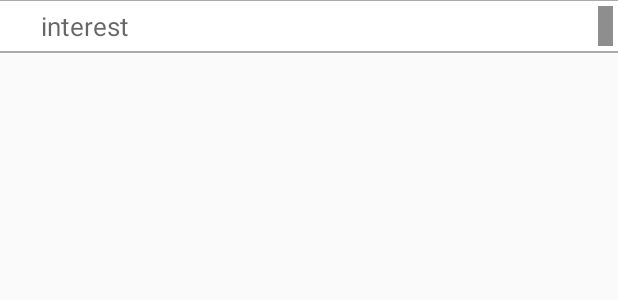
After one commit to NiklasJonsson6/Untitled, an Android app: the layout activity_interests_list.xml on its own in the app's theme, with its tools: preview values and no code run, on a phone screen of 412 x 824 dp. The commit adds this screen. Shown: the top 300 px of the screen. Run offline under Robolectric (Android 15) with nearby library versions, the light colour scheme and no system bars.

Commit message:
Added list view of interets in matching profile

```diff
--- a/app/MeetASweedt/app/src/main/java/com/untitledapps/meetasweedt/MatchViewAdapter.java
+++ b/app/MeetASweedt/app/src/main/java/com/untitledapps/meetasweedt/MatchViewAdapter.java
@@ -13,6 +13,7 @@ import android.view.View.OnClickListener;
 import android.view.ViewGroup;
 import android.widget.BaseAdapter;
 import android.widget.ImageView;
+import android.widget.ListView;
 import android.widget.RelativeLayout;
 import android.widget.TextView;
 import android.widget.Toast;
@@ -107,6 +108,8 @@ public class MatchViewAdapter extends BaseAdapter {
                 ((TextView) temp.getChildAt(4)).setText(Integer.toString((int)(result.get(position).getMatchScore(matchingPerson)*100)) + "%");
                 ((TextView) temp.getChildAt(1)).setText(Float.toString(result.get(position).getDistanceTo(matchingPerson)) + "Km");
                 ((TextView) temp.getChildAt(3)).setText(result.get(position).getName());
+                ListView listView = (ListView) temp.getChildAt(2);
+                listView.setAdapter(new InterestListAdapter(context, result.get(position).getInterests(), matchingPerson.getInterests()));
             }
 
         });
--- /dev/null
+++ b/app/MeetASweedt/app/src/main/res/layout/activity_interests_list.xml
@@ -0,0 +1,43 @@
+<?xml version="1.0" encoding="utf-8"?>
+<RelativeLayout xmlns:android="http://schemas.android.com/apk/res/android"
+    xmlns:tools="http://schemas.android.com/tools"
+    android:layout_width="match_parent"
+    android:background="@android:color/darker_gray"
+    android:layout_height="35dp">
+
+    <RelativeLayout
+        android:layout_width="match_parent"
+        android:background="@android:color/background_light"
+        android:layout_height="33dp"
+        android:layout_centerHorizontal="true"
+        android:layout_centerVertical="true">
+
+        <TextView
+            android:layout_width="10dp"
+            android:textAppearance="?android:attr/textAppearanceMedium"
+            android:id="@+id/colourHax"
+            android:layout_centerVertical="true"
+            android:layout_alignParentRight="true"
+            android:layout_alignParentEnd="true"
+            android:singleLine="true"
+            android:background="#8e8e8e"
+            android:layout_margin="3dp"
+            android:layout_marginRight="3dp"
+            android:layout_marginBottom="3dp"
+            android:layout_height="30dp" />
+
+        <TextView
+            android:layout_width="wrap_content"
+            android:layout_height="wrap_content"
+            android:textAppearance="?android:attr/textAppearanceMedium"
+            android:text="interest"
+            android:id="@+id/interest"
+            android:textSize="17dp"
+            android:layout_centerVertical="true"
+            android:layout_alignParentLeft="true"
+            android:layout_alignParentStart="true"
+            android:layout_marginLeft="27dp"
+            android:layout_marginStart="27dp" />
+    </RelativeLayout>
+
+</RelativeLayout>
--- a/app/MeetASweedt/app/src/main/res/layout/activity_matching_profile.xml
+++ b/app/MeetASweedt/app/src/main/res/layout/activity_matching_profile.xml
@@ -26,7 +26,7 @@
     <ListView
         android:layout_width="match_parent"
         android:layout_height="200dp"
-        android:background="@android:color/darker_gray"
+        android:background="@android:color/transparent"
         android:id="@+id/intrests"
         android:layout_above="@+id/matchButton"
         android:layout_alignParentLeft="true"
```
Also changed, not shown: app/MeetASweedt/app/src/main/java/com/untitledapps/meetasweedt/InterestListAdapter.java (added, +86 -0 lines), app/MeetASweedt/app/src/main/java/com/untitledapps/meetasweedt/Person.java (+4 -4 lines).
